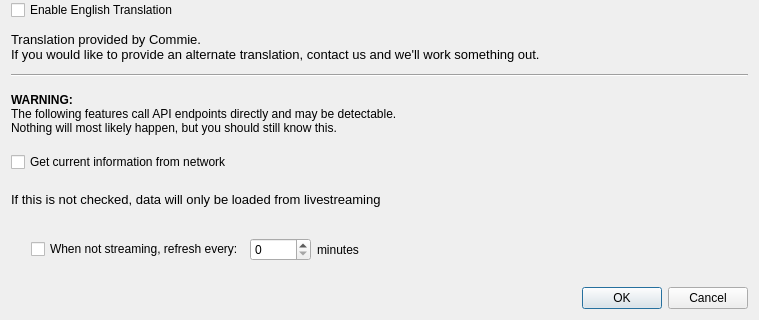
First picture: the form in KCSettingsDialog.ui, repository KanColleTool/kct-tool, before the edit; both pictures show x 0 to 759 and y 144 to 464 of the 759 by 464 pixel window.
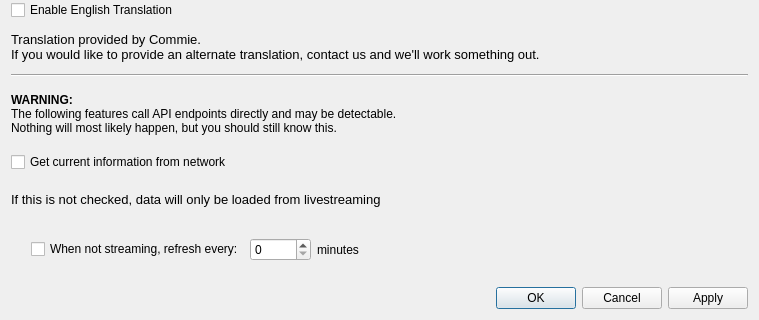
Second picture: the form after the edit.

Commit message: Add an apply button to the tool as well as the viewer.

Diff of the .ui file:
```diff
--- a/KCSettingsDialog.ui
+++ b/KCSettingsDialog.ui
@@ -257,7 +257,7 @@
       <enum>Qt::Horizontal</enum>
      </property>
      <property name="standardButtons">
-      <set>QDialogButtonBox::Cancel|QDialogButtonBox::Ok</set>
+      <set>QDialogButtonBox::Apply|QDialogButtonBox::Cancel|QDialogButtonBox::Ok</set>
      </property>
     </widget>
    </item>
```
The commit also changes 3 other files.
